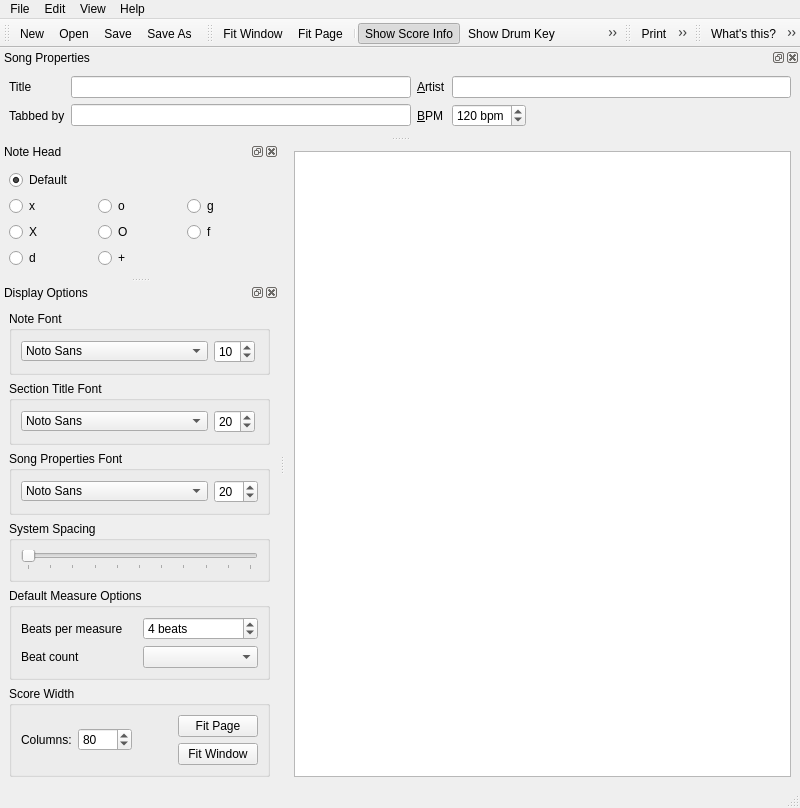
Above: src/GUI/drumburp.ui from Whatang/DrumBurp before the change. Below: the same form after it.
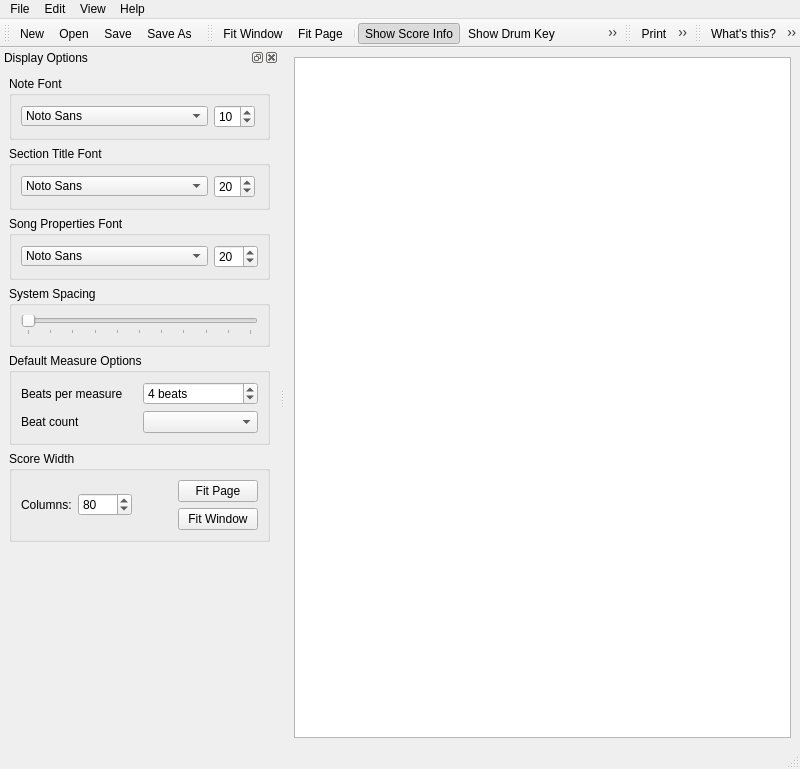
That is the form after the change. Icons and pictures are not drawn. Custom widgets are drawn as their Qt base class.

Commit message:
Removed superfluous docks.
Fixes #91.

Diff of the .ui file:
```diff
--- a/src/GUI/drumburp.ui
+++ b/src/GUI/drumburp.ui
@@ -183,175 +183,6 @@
    <addaction name="actionSave"/>
    <addaction name="actionSaveAs"/>
   </widget>
-  <widget class="QDockWidget" name="noteHeadDock">
-   <property name="sizePolicy">
-    <sizepolicy hsizetype="MinimumExpanding" vsizetype="Preferred">
-     <horstretch>0</horstretch>
-     <verstretch>0</verstretch>
-    </sizepolicy>
-   </property>
-   <property name="toolTip">
-    <string>Select the note head</string>
-   </property>
-   <property name="statusTip">
-    <string>The note head determines what note will be placed in the Score</string>
-   </property>
-   <property name="features">
-    <set>QDockWidget::AllDockWidgetFeatures</set>
-   </property>
-   <property name="allowedAreas">
-    <set>Qt::LeftDockWidgetArea|Qt::RightDockWidgetArea</set>
-   </property>
-   <property name="windowTitle">
-    <string>Note Head</string>
-   </property>
-   <attribute name="dockWidgetArea">
-    <number>1</number>
-   </attribute>
-   <widget class="QWidget" name="dockWidgetContents">
-    <layout class="QGridLayout" name="gridLayout">
-     <item row="0" column="0">
-      <widget class="RadioButtonTeller" name="defaultNoteHeadButton">
-       <property name="toolTip">
-        <string>Default note head</string>
-       </property>
-       <property name="statusTip">
-        <string>Use the default note head for each instrument</string>
-       </property>
-       <property name="text">
-        <string>Default</string>
-       </property>
-       <property name="checked">
-        <bool>true</bool>
-       </property>
-      </widget>
-     </item>
-     <item row="8" column="0">
-      <spacer name="verticalSpacer">
-       <property name="orientation">
-        <enum>Qt::Vertical</enum>
-       </property>
-       <property name="sizeHint" stdset="0">
-        <size>
-         <width>20</width>
-         <height>40</height>
-        </size>
-       </property>
-      </spacer>
-     </item>
-     <item row="3" column="0">
-      <widget class="RadioButtonTeller" name="xNoteHeadButton">
-       <property name="toolTip">
-        <string>x note head</string>
-       </property>
-       <property name="statusTip">
-        <string>Use &quot;x&quot; as the note head</string>
-       </property>
-       <property name="text">
-        <string>x</string>
-       </property>
-       <property name="buttonValue" stdset="0">
-        <string>x</string>
-       </property>
-      </widget>
-     </item>
-     <item row="5" column="1">
-      <widget class="RadioButtonTeller" name="bigONoteHeadButton">
-       <property name="toolTip">
-        <string>O note head</string>
-       </property>
-       <property name="statusTip">
-        <string>Use &quot;O&quot; as the note head</string>
-       </property>
-       <property name="text">
-        <string>O</string>
-       </property>
-       <property name="buttonValue" stdset="0">
-        <string>O</string>
-       </property>
-      </widget>
-     </item>
-     <item row="3" column="2">
-      <widget class="RadioButtonTeller" name="gNoteHeadButton">
-       <property name="toolTip">
-        <string>g note head</string>
-       </property>
-       <property name="statusTip">
-        <string>Use &quot;g&quot; as the note head</string>
-       </property>
-       <property name="text">
-        <string>g</string>
-       </property>
-       <property name="buttonValue" stdset="0">
-        <string>g</string>
-       </property>
-      </widget>
-     </item>
-     <item row="5" column="2">
-      <widget class="RadioButtonTeller" name="flamNoteTeller">
-       <property name="text">
-        <string>f</string>
-       </property>
-      </widget>
-     </item>
-     <item row="5" column="0">
-      <widget class="RadioButtonTeller" name="bigXNoteHeadButton">
-       <property name="toolTip">
-        <string>X note head</string>
-       </property>
-       <property name="statusTip">
-        <string>Use &quot;X&quot; as the note head</string>
-       </property>
-       <property name="text">
-        <string>X</string>
-       </property>
-       <property name="buttonValue" stdset="0">
-        <string>X</string>
-       </property>
-      </widget>
-     </item>
-     <item row="3" column="1">
-      <widget class="RadioButtonTeller" name="oNoteHeadButton">
-       <property name="toolTip">
-        <string>o note head</string>
-       </property>
-       <property name="statusTip">
-        <string>Use &quot;o&quot; as the note head</string>
-       </property>
-       <property name="text">
-        <string>o</string>
-       </property>
-       <property name="buttonValue" stdset="0">
-        <string>o</string>
-       </property>
-      </widget>
-     </item>
-     <item row="6" column="1">
-      <widget class="RadioButtonTeller" name="plusNoteHeadButton">
-       <property name="toolTip">
-        <string>+ note head</string>
-       </property>
-       <property name="statusTip">
-        <string>Use &quot;+&quot; as the note head</string>
-       </property>
-       <property name="text">
-        <string>+</string>
-       </property>
-       <property name="buttonValue" stdset="0">
-        <string>+</string>
-       </property>
-      </widget>
-     </item>
-     <item row="6" column="0">
-      <widget class="RadioButtonTeller" name="dragNoteTeller">
-       <property name="text">
-        <string>d</string>
-       </property>
-      </widget>
-     </item>
-    </layout>
-   </widget>
-  </widget>
   <widget class="QToolBar" name="displayToolBar">
    <property name="windowTitle">
     <string>Display</string>
@@ -421,151 +252,6 @@
    <addaction name="actionWhatsThis"/>
    <addaction name="actionAboutDrumBurp"/>
   </widget>
-  <widget class="QDockWidget" name="songPropertiesDock">
-   <property name="toolTip">
-    <string>Song Properties</string>
-   </property>
-   <property name="statusTip">
-    <string>Information about the Score</string>
-   </property>
-   <property name="floating">
-    <bool>false</bool>
-   </property>
-   <property name="features">
-    <set>QDockWidget::AllDockWidgetFeatures</set>
-   </property>
-   <property name="allowedAreas">
-    <set>Qt::BottomDockWidgetArea|Qt::TopDockWidgetArea</set>
-   </property>
-   <property name="windowTitle">
-    <string>Song Properties</string>
-   </property>
-   <attribute name="dockWidgetArea">
-    <number>4</number>
-   </attribute>
-   <widget class="QWidget" name="dockWidgetContents_3">
-    <layout class="QGridLayout" name="gridLayout_3">
-     <item row="1" column="0">
-      <widget class="QLabel" name="songNameLabel">
-       <property name="text">
-        <string>Title</string>
-       </property>
-       <property name="buddy">
-        <cstring>songNameEdit</cstring>
-       </property>
-      </widget>
-     </item>
-     <item row="1" column="1">
-      <widget class="QLineEdit" name="songNameEdit">
-       <property name="toolTip">
-        <string>Song name</string>
-       </property>
-       <property name="statusTip">
-        <string>Song name</string>
-       </property>
-      </widget>
-     </item>
-     <item row="3" column="1">
-      <widget class="QLineEdit" name="tabberEdit">
-       <property name="toolTip">
-        <string>Score creator</string>
-       </property>
-       <property name="statusTip">
-        <string>Who created this DrumBurp score</string>
-       </property>
-      </widget>
-     </item>
-     <item row="1" column="3">
-      <widget class="QLineEdit" name="artistNameEdit">
-       <property name="toolTip">
-        <string>Song artist</string>
-       </property>
-       <property name="statusTip">
-        <string>Song artist</string>
-       </property>
-      </widget>
-     </item>
-     <item row="1" column="2">
-      <widget class="QLabel" name="artistNameLabel">
-       <property name="text">
-        <string>&amp;Artist</string>
-       </property>
-       <property name="buddy">
-        <cstring>artistNameEdit</cstring>
-       </property>
-      </widget>
-     </item>
-     <item row="3" column="0">
-      <widget class="QLabel" name="tabberLabel">
-       <property name="text">
-        <string>Tabbed by</string>
-       </property>
-       <property name="textInteractionFlags">
-        <set>Qt::NoTextInteraction</set>
-       </property>
-       <property name="buddy">
-        <cstring>tabberEdit</cstring>
-       </property>
-      </widget>
-     </item>
-     <item row="3" column="2">
-      <widget class="QLabel" name="bpmLabel">
-       <property name="text">
-        <string>&amp;BPM</string>
-       </property>
-       <property name="buddy">
-        <cstring>bpmSpinBox</cstring>
-       </property>
-      </widget>
-     </item>
-     <item row="3" column="3">
-      <layout class="QHBoxLayout" name="horizontalLayout_6">
-       <item>
-        <widget class="QSpinBox" name="bpmSpinBox">
-         <property name="sizePolicy">
-          <sizepolicy hsizetype="Fixed" vsizetype="Fixed">
-           <horstretch>0</horstretch>
-           <verstretch>0</verstretch>
-          </sizepolicy>
-         </property>
-         <property name="toolTip">
-          <string>BPM</string>
-         </property>
-         <property name="statusTip">
-          <string>Beats per minute</string>
-         </property>
-         <property name="frame">
-          <bool>true</bool>
-         </property>
-         <property name="suffix">
-          <string> bpm</string>
-         </property>
-         <property name="maximum">
-          <number>300</number>
-         </property>
-         <property name="value">
-          <number>120</number>
-         </property>
-        </widget>
-       </item>
-       <item>
-        <spacer name="horizontalSpacer">
-         <property name="orientation">
-          <enum>Qt::Horizontal</enum>
-         </property>
-         <property name="sizeHint" stdset="0">
-          <size>
-           <width>40</width>
-           <height>20</height>
-          </size>
-         </property>
-        </spacer>
-       </item>
-      </layout>
-     </item>
-    </layout>
-   </widget>
-  </widget>
   <widget class="QDockWidget" name="diplayOptionsDock">
    <property name="sizePolicy">
     <sizepolicy hsizetype="MinimumExpanding" vsizetype="Preferred">
@@ -1410,11 +1096,6 @@
   </action>
  </widget>
  <customwidgets>
-  <customwidget>
-   <class>RadioButtonTeller</class>
-   <extends>QRadioButton</extends>
-   <header>Widgets.RadioButtonTeller_plugin</header>
-  </customwidget>
   <customwidget>
    <class>ScoreView</class>
    <extends>QGraphicsView</extends>
```
Left out of the diff: 336 changed lines with no effect on the pictures. The commit also changes 4 other files.
